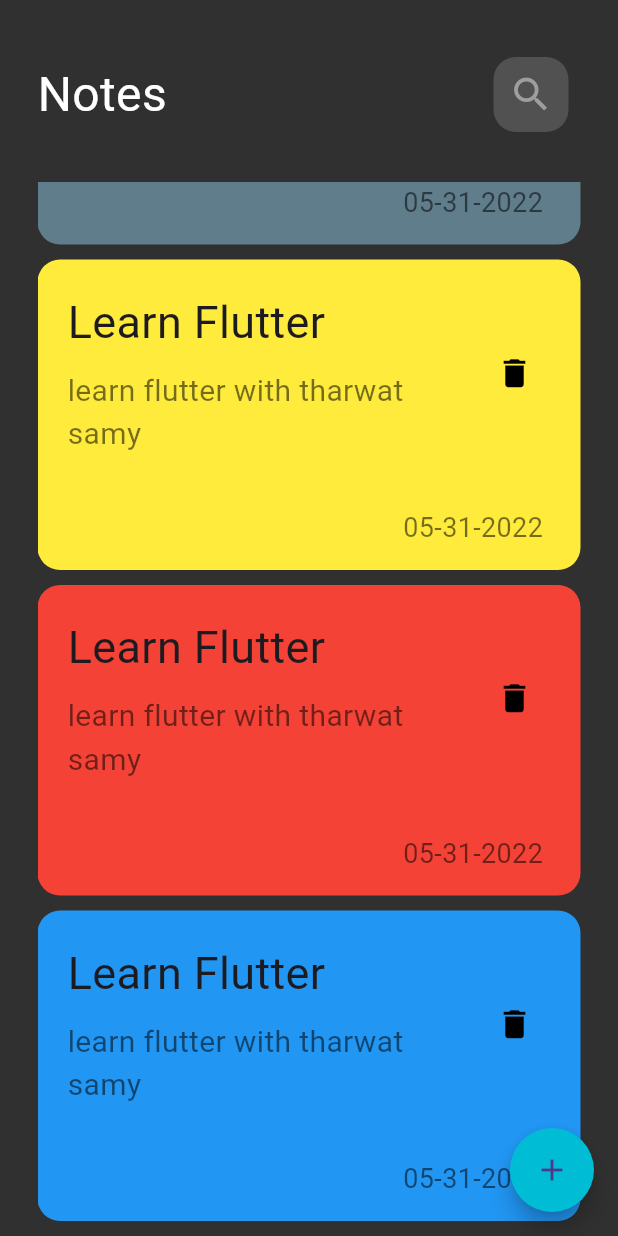
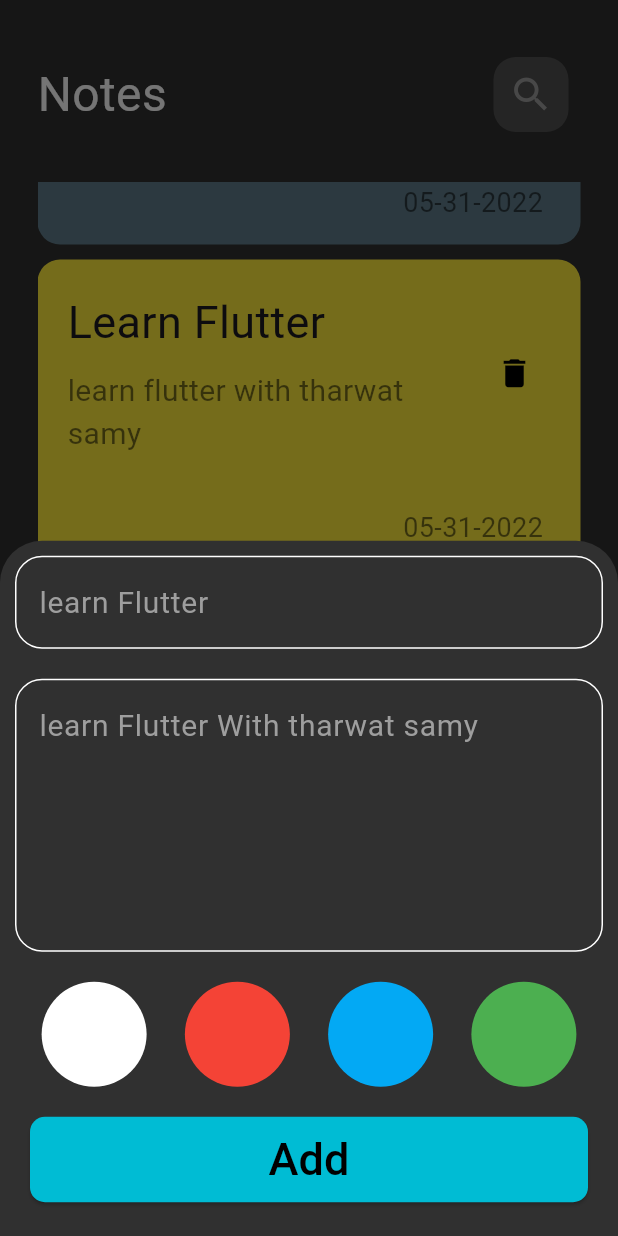
Before and after one commit to AhmedAwadNosir/Notes_App, a Flutter app: the screen it shows after launch, scrolled down 165 dp, after a tap on the "add" icon, on a phone screen of 412 x 824 dp. Run offline on Flutter 3.47's test engine with Material 2 defaults, Android fonts, the phone set to English and light mode, and no system bars.

Commit message:
creat logic of flot button show model bottom shild ui

```diff
--- a/lib/Features/Home/views/home_view.dart
+++ b/lib/Features/Home/views/home_view.dart
@@ -1,5 +1,7 @@
 import 'package:flutter/material.dart';
+import 'package:notes_app_git/Utils/app_colors.dart';
 
+import '../wedgits/adding_note_bottom_sheet.dart';
 import '../wedgits/home_view_body.dart';
 
 class HomeView extends StatelessWidget {
@@ -10,7 +12,15 @@
     return Scaffold(
       body: const HomeViewBody(),
       floatingActionButton: FloatingActionButton(
-       onPressed: () {},
+        onPressed: () {
+          showModalBottomSheet(
+            context: context,
+            backgroundColor: AppColors.primaryColor,
+            builder: (context) {
+              return const AddNoteBottomSheet();
+            },
+          );
+        },
         shape: const CircleBorder(),
         backgroundColor: Colors.cyan,
         child: const Icon(Icons.add),
--- /dev/null
+++ b/lib/Features/Home/wedgits/adding_note_bottom_sheet.dart
@@ -0,0 +1,62 @@
+import 'package:flutter/material.dart';
+import 'color_picker.dart';
+import 'custom_text_form_field.dart';
+
+class AddNoteBottomSheet extends StatelessWidget {
+  const AddNoteBottomSheet({
+    super.key,
+  });
+
+  @override
+  Widget build(BuildContext context) {
+    return Column(
+      children: [
+        const CustomTextFormField(
+          hint: "learn Flutter",
+        ),
+        const CustomTextFormField(
+          hint: "learn Flutter With tharwat samy",
+          maxlines: 5,
+        ),
+        const SizedBox(
+          height: 10,
+        ),
+        Padding(
+          padding: const EdgeInsets.symmetric(horizontal: 15),
+          child: Row(
+            mainAxisAlignment: MainAxisAlignment.spaceAround,
+            children: const [
+              ColorPiker(color: Colors.white),
+              ColorPiker(color: Colors.red),
+              ColorPiker(color: Colors.lightBlue),
+              ColorPiker(color: Colors.green),
+            ],
+          ),
+        ),
+        const SizedBox(
+          height: 20,
+        ),
+        SizedBox(
+          width: MediaQuery.of(context).size.width,
+          child: Padding(
+            padding: const EdgeInsets.symmetric(horizontal: 20),
+            child: ElevatedButton(
+              onPressed: () {},
+              style: ElevatedButton.styleFrom(
+                  backgroundColor: Colors.cyan,
+                  shape: RoundedRectangleBorder(
+                      borderRadius: BorderRadius.circular(10))),
+              child: const Padding(
+                padding: EdgeInsets.all(7),
+                child: Text(
+                  "Add",
+                  style: TextStyle(fontSize: 30, color: Colors.black),
+                ),
+              ),
+            ),
+          ),
+        )
+      ],
+    );
+  }
+}
--- /dev/null
+++ b/lib/Features/Home/wedgits/custom_text_form_field.dart
@@ -0,0 +1,44 @@
+import 'package:flutter/material.dart';
+
+class CustomTextFormField extends StatelessWidget {
+  const CustomTextFormField(
+      {super.key,
+      required this.hint,
+      this.maxlines = 1,});
+  final String hint;
+  final int maxlines;
+  @override
+  Widget build(BuildContext context) {
+    return Padding(
+      padding: const EdgeInsets.all(10),
+      child: TextFormField(
+        validator: (value) {
+          if (value?.isEmpty ?? true) {
+            return "Field is Required";
+          }
+          return null;
+        },
+        maxLines: maxlines,
+        style: const TextStyle(fontSize: 20, color: Colors.white),
+        decoration: InputDecoration(
+          hintStyle: const TextStyle(fontSize: 20, color: Colors.grey),
+          hintText: hint,
+          enabledBorder: buildBorder(Colors.white),
+          focusedBorder: buildBorder(Colors.deepPurple),
+          border: OutlineInputBorder(
+            borderRadius: BorderRadius.circular(16),
+          ),
+        ),
+      ),
+    );
+  }
+
+  OutlineInputBorder buildBorder([Color? color]) {
+    return OutlineInputBorder(
+      borderSide: BorderSide(
+        color: color ?? const Color(0xFF000000),
+      ),
+      borderRadius: BorderRadius.circular(18),
+    );
+  }
+}
```
